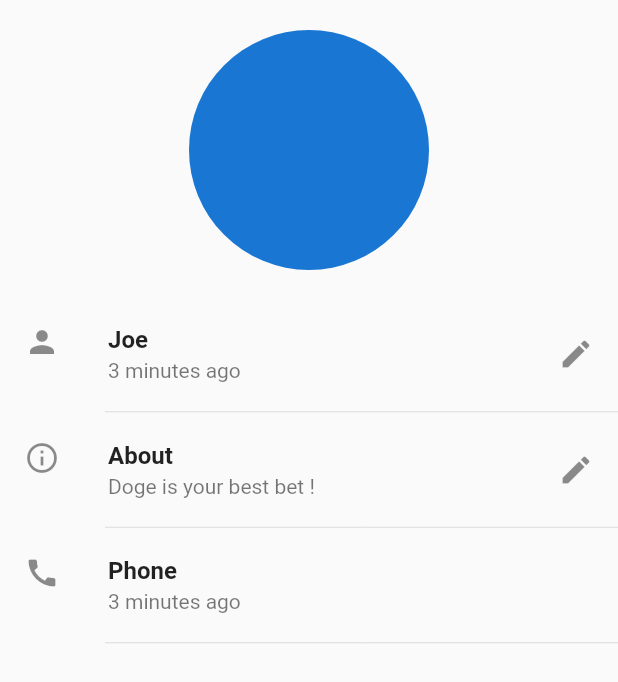
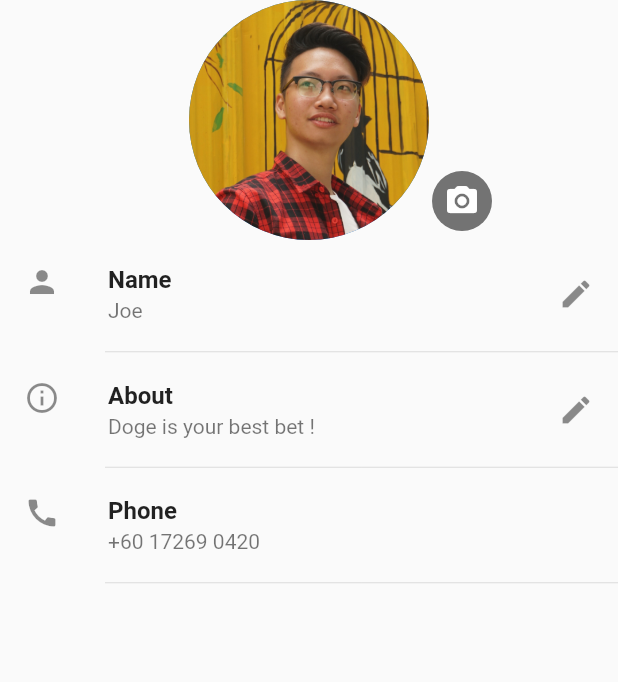
Before and after one commit to 0xV4L3NT1N3/whatsgram, a Flutter app: the Profile widget shown alone on an empty page, opened directly, on a phone screen of 412 x 824 dp. Shown: the top 682 px of the screen. Run offline on Flutter 3.47's test engine with Material 2 defaults, Android fonts, the phone set to English and light mode, and no system bars.

Commit message:
Added Profile Picture

```diff
--- a/lib/profile.dart
+++ b/lib/profile.dart
@@ -11,11 +11,24 @@ class _CallsState extends State<Profile> {
     return Column(
       children: [
         //Profile picture
-        Padding(
-          padding: const EdgeInsets.all(20.0),
-          child: CircleAvatar(
-            radius: 80,
-          ),
+        Stack(
+          children: [
+            Positioned(
+                top: 110,
+                right: 80,
+                child: FloatingActionButton(
+                  backgroundColor: Colors.black54,
+                  elevation: 0,
+                  mini: true,
+                  child: Icon(Icons.camera_alt_rounded),
+                )),
+            Center(
+              child: CircleAvatar(
+                radius: 80,
+                backgroundImage: AssetImage('images/Profile.JPG'),
+              ),
+            ),
+          ],
         ),
         //Preferences
         Column(
@@ -23,10 +36,10 @@ class _CallsState extends State<Profile> {
             ListTile(
               leading: Icon(Icons.person),
               title: Text(
-                'Joe',
+                'Name',
                 style: TextStyle(fontWeight: FontWeight.bold),
               ),
-              subtitle: Text('3 minutes ago'),
+              subtitle: Text('Joe'),
               trailing: Icon(Icons.edit),
             ),
             Divider(
@@ -52,7 +65,7 @@ class _CallsState extends State<Profile> {
                 'Phone',
                 style: TextStyle(fontWeight: FontWeight.bold),
               ),
-              subtitle: Text('3 minutes ago'),
+              subtitle: Text('+60 17269 0420'),
             ),
             Divider(
               indent: 70,
--- a/pubspec.yaml
+++ b/pubspec.yaml
@@ -45,9 +45,8 @@ flutter:
   uses-material-design: true
 
   # To add assets to your application, add an assets section, like this:
-  # assets:
-  #   - images/a_dot_burr.jpeg
-  #   - images/a_dot_ham.jpeg
+  assets:
+    - images/
 
   # An image asset can refer to one or more resolution-specific "variants", see
   # https://flutter.dev/assets-and-images/#resolution-aware.
```
Also changed, not shown: images/Profile.JPG (added).
